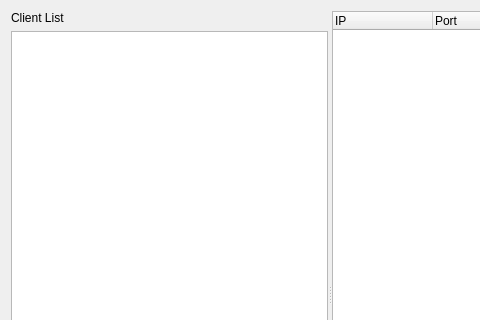
First picture: the form in CSApp/chatserverform.ui, repository Jeong77777/Project_ClientChatManagementProgram_Qt, before the edit; both pictures show x 0 to 480 and y 0 to 320 of the 660 by 588 pixel window.
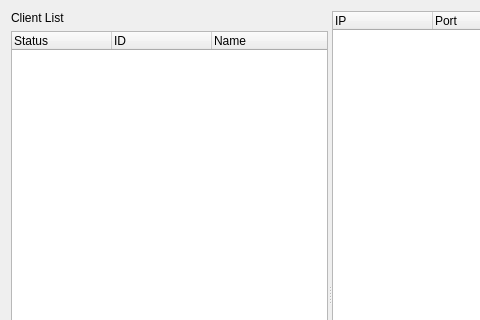
Second picture: the form after the edit.

Diff of the .ui file:
```diff
--- a/CSApp/chatserverform.ui
+++ b/CSApp/chatserverform.ui
@@ -37,13 +37,18 @@
           <bool>false</bool>
          </property>
          <property name="headerHidden">
-          <bool>true</bool>
+          <bool>false</bool>
          </property>
          <column>
           <property name="text">
            <string>Status</string>
           </property>
          </column>
+         <column>
+          <property name="text">
+           <string>ID</string>
+          </property>
+         </column>
          <column>
           <property name="text">
            <string>Name</string>
```
